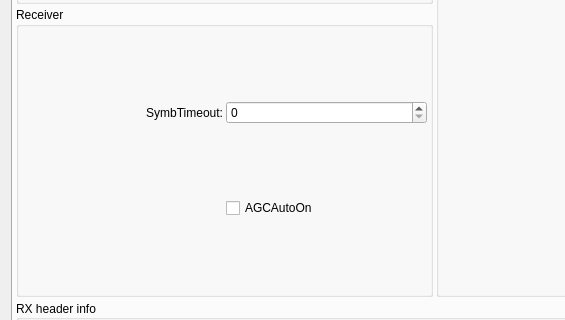
dudmuck/sx127x_qt, file sx127x/formlora.ui: the form before one commit; both pictures show x 0 to 565 and y 326 to 646 of the 709 by 1225 pixel window.
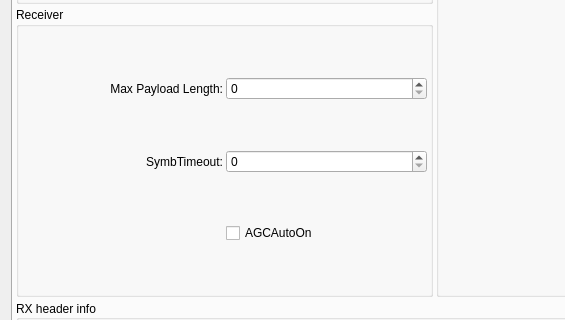
The form after the commit. Custom widgets are drawn as their Qt base class.

Commit message: added lora max payload length

What changed in the file:
```diff
--- a/sx127x/formlora.ui
+++ b/sx127x/formlora.ui
@@ -440,7 +440,7 @@
           <property name="spacing">
            <number>3</number>
           </property>
-          <item row="0" column="0">
+          <item row="1" column="0">
            <widget class="QLabel" name="label_6">
             <property name="text">
              <string>SymbTimeout:</string>
@@ -450,20 +450,37 @@
             </property>
            </widget>
           </item>
-          <item row="0" column="1">
+          <item row="1" column="1">
            <widget class="QSpinBox" name="spinBoxSymbTimeout">
             <property name="maximum">
              <number>1023</number>
             </property>
            </widget>
           </item>
-          <item row="1" column="1">
+          <item row="2" column="1">
            <widget class="QCheckBox" name="checkBoxLoraAGCAutoOn">
             <property name="text">
              <string>AGCAutoOn</string>
             </property>
            </widget>
           </item>
+          <item row="0" column="1">
+           <widget class="QSpinBox" name="spinBoxMaxPayloadLength">
+            <property name="maximum">
+             <number>255</number>
+            </property>
+           </widget>
+          </item>
+          <item row="0" column="0">
+           <widget class="QLabel" name="label_23">
+            <property name="text">
+             <string>Max Payload Length:</string>
+            </property>
+            <property name="alignment">
+             <set>Qt::AlignRight|Qt::AlignTrailing|Qt::AlignVCenter</set>
+            </property>
+           </widget>
+          </item>
          </layout>
         </widget>
        </item>
```
The commit also changes 4 other files.
